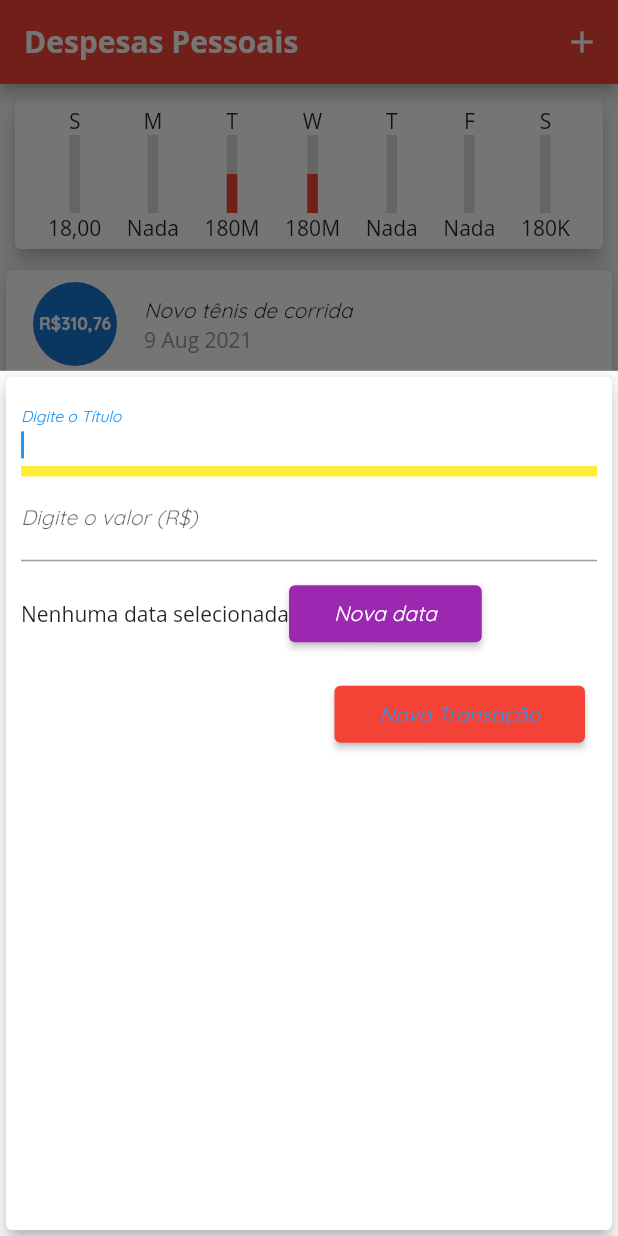
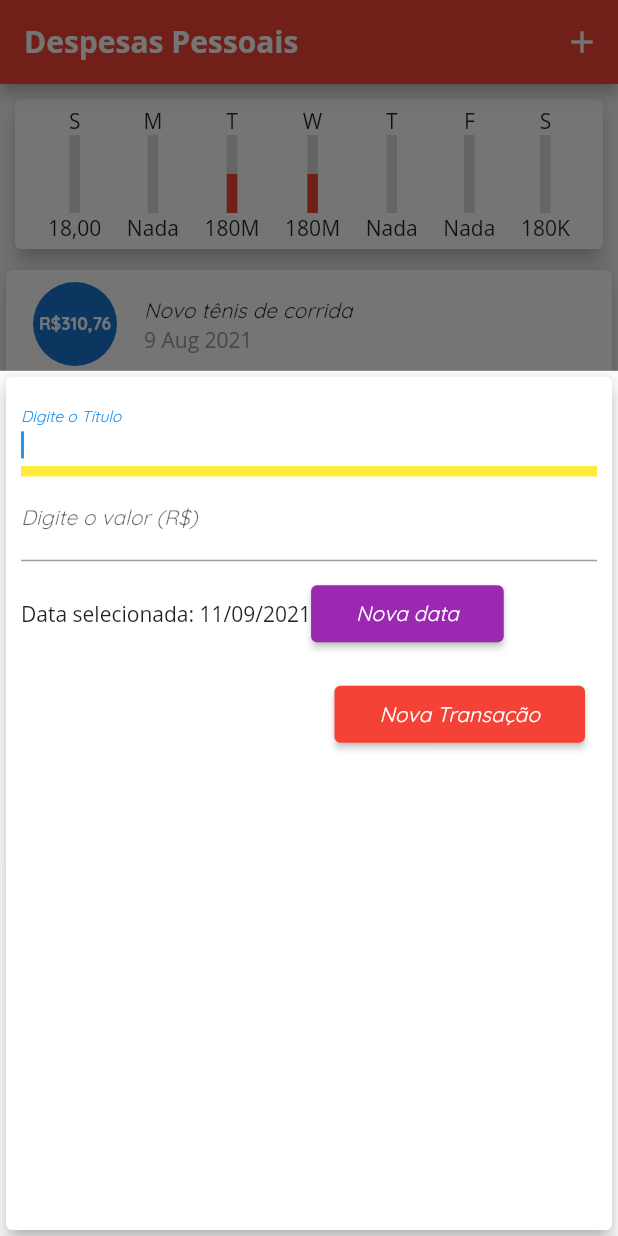
Before and after one commit to EuHigorBarbosa/HBM, a Flutter app: the screen it shows after launch, after a tap on the "add" icon, on a phone screen of 412 x 824 dp. Run offline on Flutter 3.47's test engine with Material 2 defaults, Android fonts, the phone set to English and light mode, and no system bars.

Commit message:
picked date implementado

```diff
--- a/lib/main.dart
+++ b/lib/main.dart
@@ -29,7 +29,7 @@ class ExpensesApp extends StatelessWidget {
         //* ================= textTheme ======================
         textTheme: const TextTheme(
           button: TextStyle(
-              fontSize: 14.0, fontStyle: FontStyle.italic, color: Colors.blue),
+              fontSize: 14.0, fontStyle: FontStyle.italic, color: Colors.white),
           caption: TextStyle(fontSize: 14.0, fontStyle: FontStyle.italic),
           subtitle1: TextStyle(fontSize: 14.0, fontStyle: FontStyle.italic),
           subtitle2: TextStyle(fontSize: 14.0, fontStyle: FontStyle.italic),
--- a/lib/transaction_form.dart
+++ b/lib/transaction_form.dart
@@ -1,5 +1,6 @@
 import 'package:flutter/material.dart';
 import 'package:flutter/widgets.dart';
+import 'package:intl/intl.dart';
 
 class TransactionForm extends StatefulWidget {
   final void Function(String, double) funcaoAddNewTransactionOnSubmitUser;
@@ -16,16 +17,16 @@ class TransactionForm extends StatefulWidget {
 }
 
 class _TransactionFormState extends State<TransactionForm> {
-  final titleController = TextEditingController();
-
-  final valueController = TextEditingController();
+  final _titleController = TextEditingController();
+  final _valueController = TextEditingController();
+  DateTime _selectedDate = DateTime.now();
 
   _submitForm() {
     //Como submeteremos os dados mais de uma vez no programa vamos criar essa função
     //quando o user apertar o botão, então o construtor de
     // TransactionForm será chamado.
-    final title = titleController.text;
-    final value = double.tryParse(valueController.text) ?? 0.0;
+    final title = _titleController.text;
+    final value = double.tryParse(_valueController.text) ?? 0.0;
 
     //Se acontecer de os valores dos textFields não forem válidos retorna nada.
     if (title.isEmpty || value <= 0) {
@@ -38,6 +39,25 @@ class _TransactionFormState extends State<TransactionForm> {
     //? TransactionForm. Essa comunicação entre classes possibilita o uso de
     //? qualquer atributo da classe que não é a state. Essa comunicação
     //? se dá por meio dessa palavrinha widget. e aí vc coloca o atributo que quiser
+  }
+
+  _showDatePicker() {
+    //o contex é recebido por herança assim como o widget. que é
+    showDatePicker(
+      context: context,
+      initialDate: DateTime.now(),
+      firstDate: DateTime(2019),
+      lastDate: DateTime.now(),
+    ).then((pickedDate) {
+      print('Executado dentro da tela!');
+      if (pickedDate == null) {
+        return;
+      }
+      setState(() {
+        _selectedDate = pickedDate;
+      });
+    });
+    print('Executado!!!!');
   }
 
   @override
@@ -53,7 +73,7 @@ class _TransactionFormState extends State<TransactionForm> {
               TextField(
                 //onChanged: (newTitle) => title = newTitle,
                 //Não teremos o evento onCheged pois vou usar o controller
-                controller: titleController,
+                controller: _titleController,
                 autofocus: true,
                 onSubmitted: (_) => _submitForm(),
                 decoration: InputDecoration(
@@ -75,7 +95,7 @@ class _TransactionFormState extends State<TransactionForm> {
                 style: Theme.of(context).textTheme.headline6,
 
                 //onChanged: (newValue) => value = newValue,
-                controller: valueController,
+                controller: _valueController,
                 onSubmitted: (value) => _submitForm(),
                 //!MALANDRAGEM - uso da função sem parametro num lugar que pede parametro
                 //! Tambem funciona se utilizarmos (_) => _submitForm()
@@ -90,10 +110,12 @@ class _TransactionFormState extends State<TransactionForm> {
                 height: 70,
                 child: Row(
                   children: <Widget>[
-                    Text('Nenhuma data selecionada'),
+                    Text(_selectedDate == null
+                        ? 'Nenhuma data selecionada'
+                        : 'Data selecionada: ${DateFormat('dd/MM/y').format(_selectedDate)}'),
                     ElevatedButton(
                       child: Text('Nova data'),
-                      onPressed: _submitForm,
+                      onPressed: _showDatePicker,
                       style: ElevatedButton.styleFrom(
                         primary: Colors.purple,
                         padding:
```
